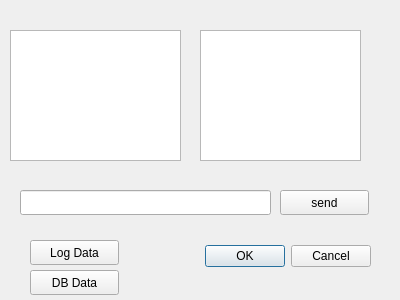
Qt form RHJ/chatwindow.ui (heejin5484/Veda_Mini2) before a commit.
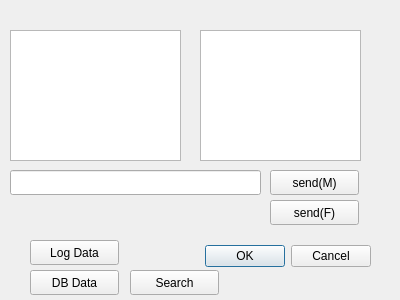
The same form after that commit.

Commit message: search for words and send files

What changed in the file:
```diff
--- a/RHJ/chatwindow.ui
+++ b/RHJ/chatwindow.ui
@@ -32,8 +32,8 @@
   <widget class="QLineEdit" name="messageline">
    <property name="geometry">
     <rect>
-     <x>20</x>
-     <y>190</y>
+     <x>10</x>
+     <y>170</y>
      <width>251</width>
      <height>25</height>
     </rect>
@@ -62,14 +62,14 @@
   <widget class="QPushButton" name="sendButton">
    <property name="geometry">
     <rect>
-     <x>280</x>
-     <y>190</y>
+     <x>270</x>
+     <y>170</y>
      <width>89</width>
      <height>25</height>
     </rect>
    </property>
    <property name="text">
-    <string>send</string>
+    <string>send(M)</string>
    </property>
   </widget>
   <widget class="QPushButton" name="logData">
@@ -98,6 +98,32 @@
     <string>DB Data</string>
    </property>
   </widget>
+  <widget class="QPushButton" name="searchBtn">
+   <property name="geometry">
+    <rect>
+     <x>130</x>
+     <y>270</y>
+     <width>89</width>
+     <height>25</height>
+    </rect>
+   </property>
+   <property name="text">
+    <string>Search</string>
+   </property>
+  </widget>
+  <widget class="QPushButton" name="fileSendBtn">
+   <property name="geometry">
+    <rect>
+     <x>270</x>
+     <y>200</y>
+     <width>89</width>
+     <height>25</height>
+    </rect>
+   </property>
+   <property name="text">
+    <string>send(F)</string>
+   </property>
+  </widget>
  </widget>
  <resources/>
  <connections>
```
The commit also changes 18 other files.
